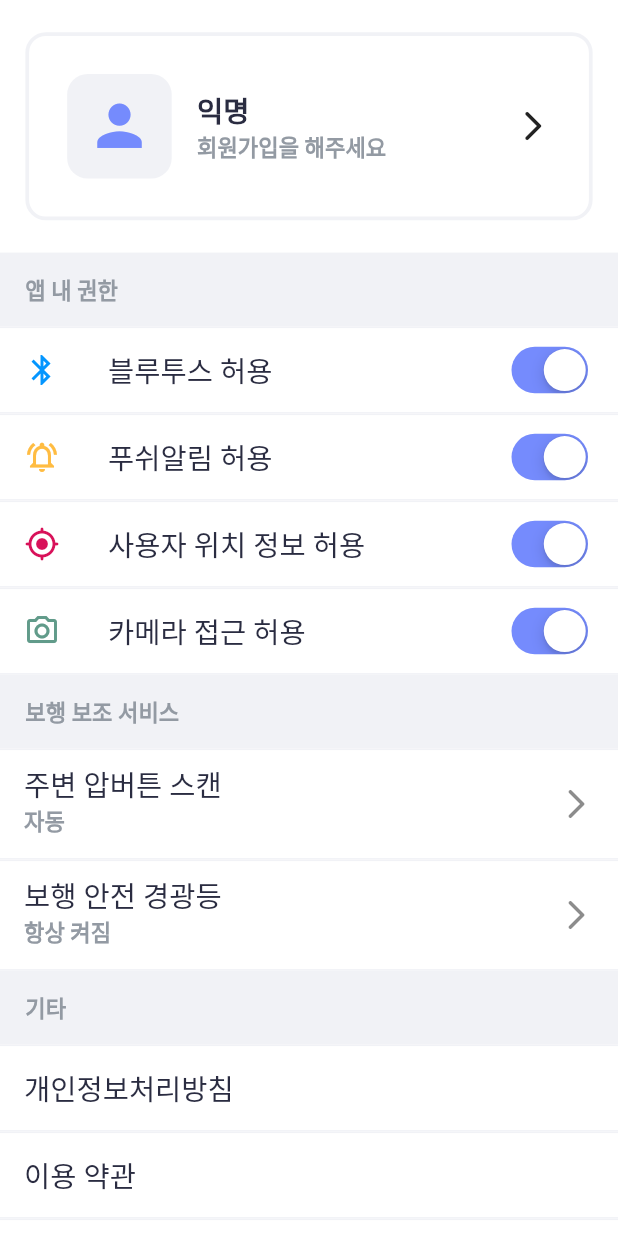
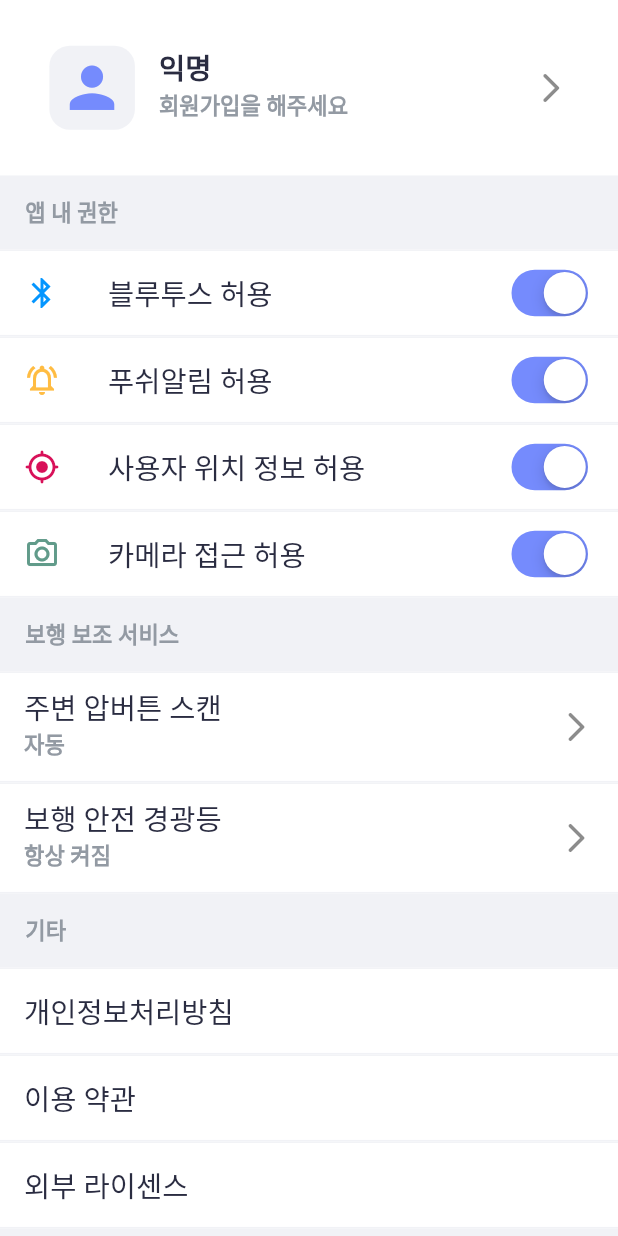
Before and after one commit to hanmango-o/safelight, a Flutter app: the SettingView screen opened directly, on a phone screen of 412 x 824 dp. Run offline on Flutter 3.47's test engine with Material 2 defaults, Android fonts, the phone set to English and light mode, and no system bars; our stand-ins replace flutter_blue, flutter_screenutil, flutter_tts, get.

Commit message:
fix : make SettingView flexible
Setting 화면을 수정함
손쉬운 사용:더 큰 텍스트 적용 시 ui 깨짐 현상을 방지하기 위해 Container에서 ListTile로 수정함

v0.1.0 | 한영찬(hanmango-o) | hanmango.o@gmail.com

```diff
--- a/lib/ui/view/setting_view.dart
+++ b/lib/ui/view/setting_view.dart
@@ -26,56 +26,30 @@ class _SettingViewState extends State<SettingView> {
         child: Column(
           children: [
             Container(
-              // height: 186.h,
+              color: Colors.white,
               padding: EdgeInsets.only(
                 top: MediaQuery.of(context).padding.top + SizeTheme.h_lg,
                 bottom: SizeTheme.h_lg,
                 left: SizeTheme.w_md,
                 right: SizeTheme.w_md,
               ),
-              width: double.infinity,
-              color: Colors.white,
-              child: Align(
-                alignment: Alignment.bottomCenter,
-                child: Container(
-                  // height: 106.h,
-                  padding: EdgeInsets.all(SizeTheme.w_lg),
-                  decoration: BoxDecoration(
-                    border: Border.all(
-                      color: Theme.of(context).colorScheme.background,
-                      width: 2.5,
-                    ),
-                    borderRadius: BorderRadius.circular(SizeTheme.r_sm),
-                  ),
-                  child: Row(
-                    children: [
-                      SingleChildRoundedCard(
-                        padding: EdgeInsets.all(SizeTheme.w_sm),
+              child: ListTile(
+                leading: SingleChildRoundedCard(
                   child: Icon(
                     Icons.person,
                     size: 42.w,
                     color: Theme.of(context).colorScheme.primary,
                   ),
                 ),
-                      SizedBox(width: SizeTheme.w_md),
-                      Column(
-                        crossAxisAlignment: CrossAxisAlignment.start,
-                        children: [
-                          Text(
+                title: Text(
                   '익명',
                   style: Theme.of(context).textTheme.titleLarge,
                 ),
-                          Text(
+                subtitle: Text(
                   '회원가입을 해주세요',
                   style: Theme.of(context).textTheme.labelLarge,
                 ),
-                        ],
-                      ),
-                      Spacer(),
-                      Icon(Icons.arrow_forward_ios_rounded)
-                    ],
-                  ),
-                ),
+                trailing: Icon(Icons.arrow_forward_ios_rounded),
               ),
             ),
             BoardFrame(
@@ -179,13 +153,6 @@ class _SettingViewState extends State<SettingView> {
                       '자동',
                       style: Theme.of(context).textTheme.labelLarge,
                     ),
-                    // trailing: Text(
-                    //   '자동',
-                    //   style: Theme.of(context)
-                    //       .textTheme
-                    //       .bodySmall!
-                    //       .apply(color: Theme.of(context).colorScheme.primary),
-                    // ),
                     trailing: Icon(Icons.arrow_forward_ios_rounded),
                   ),
                   ListTile(
```
Lines whose indentation alone changed are shown as unchanged.
